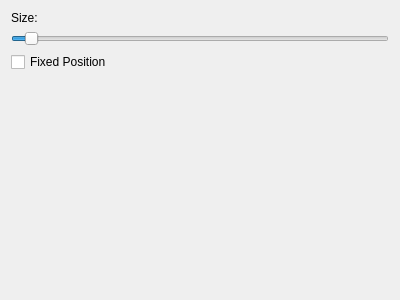
The window that settingsdialog.ui (wh201906/Notch) describes before a commit, drawn with Qt 5.
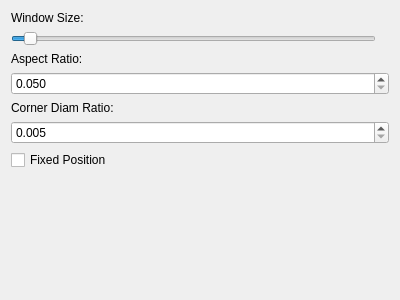
The same window after the commit.

Patch:
```diff
--- a/settingsdialog.ui
+++ b/settingsdialog.ui
@@ -17,23 +17,80 @@
    <item>
     <widget class="QLabel" name="label">
      <property name="text">
-      <string>Size:</string>
+      <string>Window Size:</string>
      </property>
     </widget>
    </item>
    <item>
-    <widget class="QSlider" name="sizeSlider">
+    <layout class="QHBoxLayout" name="horizontalLayout">
+     <item>
+      <widget class="QSlider" name="windowSizeSlider">
+       <property name="minimum">
+        <number>1</number>
+       </property>
+       <property name="maximum">
+        <number>200</number>
+       </property>
+       <property name="value">
+        <number>8</number>
+       </property>
+       <property name="orientation">
+        <enum>Qt::Horizontal</enum>
+       </property>
+      </widget>
+     </item>
+     <item>
+      <widget class="QLabel" name="windowSizeLabel">
+       <property name="text">
+        <string/>
+       </property>
+      </widget>
+     </item>
+    </layout>
+   </item>
+   <item>
+    <widget class="QLabel" name="label_2">
+     <property name="text">
+      <string>Aspect Ratio:</string>
+     </property>
+    </widget>
+   </item>
+   <item>
+    <widget class="QDoubleSpinBox" name="windowRatioBox">
+     <property name="decimals">
+      <number>3</number>
+     </property>
      <property name="minimum">
-      <number>1</number>
+      <double>0.050000000000000</double>
      </property>
      <property name="maximum">
-      <number>200</number>
+      <double>50.000000000000000</double>
      </property>
-     <property name="value">
-      <number>8</number>
+     <property name="singleStep">
+      <double>0.050000000000000</double>
      </property>
-     <property name="orientation">
-      <enum>Qt::Horizontal</enum>
+    </widget>
+   </item>
+   <item>
+    <widget class="QLabel" name="label_3">
+     <property name="text">
+      <string>Corner Diam Ratio:</string>
+     </property>
+    </widget>
+   </item>
+   <item>
+    <widget class="QDoubleSpinBox" name="cornerRatioBox">
+     <property name="decimals">
+      <number>3</number>
+     </property>
+     <property name="minimum">
+      <double>0.005000000000000</double>
+     </property>
+     <property name="maximum">
+      <double>1.000000000000000</double>
+     </property>
+     <property name="singleStep">
+      <double>0.005000000000000</double>
      </property>
     </widget>
    </item>
```
